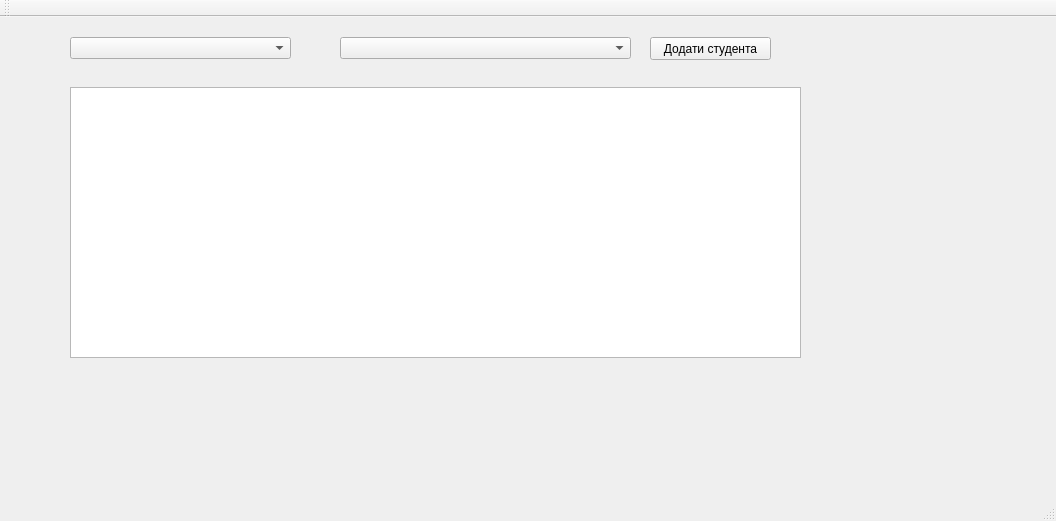
The window that mainwindow.ui (Barlend/StudBd) describes before a commit, drawn with Qt 5.
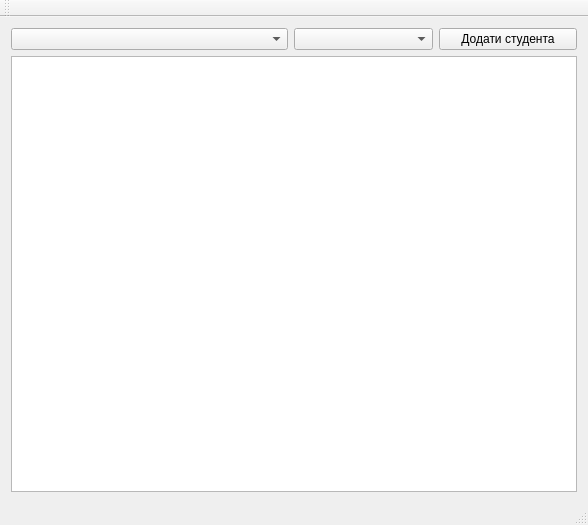
The same window after the commit.

What changed in the file:
```diff
--- a/mainwindow.ui
+++ b/mainwindow.ui
@@ -6,73 +6,36 @@
    <rect>
     <x>0</x>
     <y>0</y>
-    <width>1056</width>
-    <height>521</height>
+    <width>588</width>
+    <height>525</height>
    </rect>
   </property>
   <property name="windowTitle">
    <string>MainWindow</string>
   </property>
   <widget class="QWidget" name="centralWidget">
+   <layout class="QGridLayout" name="gridLayout">
+    <item row="0" column="0" colspan="2">
+     <widget class="QComboBox" name="FacultiescomboBox"/>
+    </item>
+    <item row="0" column="2">
+     <widget class="QComboBox" name="DepartmentscomboBox"/>
+    </item>
+    <item row="0" column="3">
    <widget class="QPushButton" name="Add_Student_pushButton">
-    <property name="geometry">
-     <rect>
-      <x>650</x>
-      <y>20</y>
-      <width>121</width>
-      <height>23</height>
-     </rect>
-    </property>
     <property name="text">
      <string>Додати студента</string>
     </property>
    </widget>
-   <widget class="QLabel" name="label">
-    <property name="geometry">
-     <rect>
-      <x>260</x>
-      <y>290</y>
-      <width>521</width>
-      <height>16</height>
-     </rect>
-    </property>
-    <property name="text">
-     <string/>
-    </property>
-   </widget>
-   <widget class="QComboBox" name="FacultiescomboBox">
-    <property name="geometry">
-     <rect>
-      <x>70</x>
-      <y>20</y>
-      <width>221</width>
-      <height>22</height>
-     </rect>
-    </property>
-   </widget>
-   <widget class="QComboBox" name="DepartmentscomboBox">
-    <property name="geometry">
-     <rect>
-      <x>340</x>
-      <y>20</y>
-      <width>291</width>
-      <height>22</height>
-     </rect>
-    </property>
-   </widget>
+    </item>
+    <item row="1" column="0" rowspan="2" colspan="4">
    <widget class="QTableWidget" name="tableWidget">
-    <property name="geometry">
-     <rect>
-      <x>70</x>
-      <y>70</y>
-      <width>731</width>
-      <height>271</height>
-     </rect>
-    </property>
     <property name="selectionMode">
      <enum>QAbstractItemView::ExtendedSelection</enum>
     </property>
    </widget>
+    </item>
+   </layout>
   </widget>
   <widget class="QMenuBar" name="menuBar">
    <property name="geometry">
```
Left out of the diff: 2 changed lines with no effect on the pictures. Lines whose indentation alone changed are shown as unchanged.
